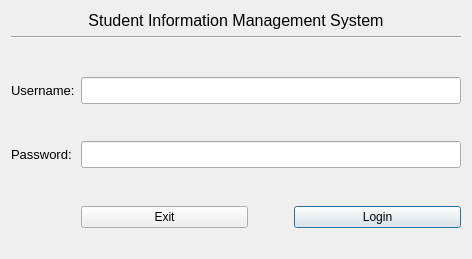
The window that Form Files/loginView.ui (alixabahena/SIMS) describes before a commit, drawn with Qt 5.
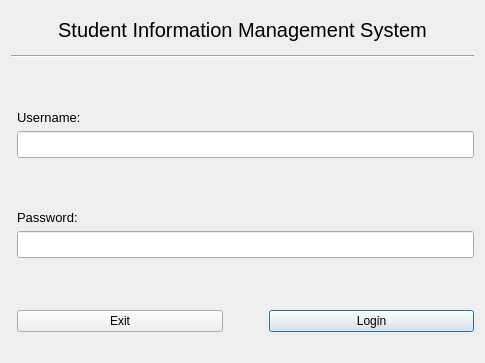
The same window after the commit.

Commit message: Created Manage Schedule view for student UI

```diff
--- a/Form Files/loginView.ui
+++ b/Form Files/loginView.ui
@@ -6,8 +6,8 @@
    <rect>
     <x>0</x>
     <y>0</y>
-    <width>472</width>
-    <height>259</height>
+    <width>485</width>
+    <height>363</height>
    </rect>
   </property>
   <property name="sizePolicy">
@@ -25,12 +25,18 @@
   <widget class="QWidget" name="centralWidget">
    <layout class="QVBoxLayout" name="verticalLayout">
     <item>
-     <layout class="QGridLayout" name="gridLayout">
-      <item row="0" column="0">
+     <layout class="QVBoxLayout" name="verticalLayout_2">
+      <item>
        <widget class="QLabel" name="label">
+        <property name="sizePolicy">
+         <sizepolicy hsizetype="Expanding" vsizetype="Expanding">
+          <horstretch>0</horstretch>
+          <verstretch>0</verstretch>
+         </sizepolicy>
+        </property>
         <property name="font">
          <font>
-          <pointsize>12</pointsize>
+          <pointsize>15</pointsize>
          </font>
         </property>
         <property name="text">
@@ -39,10 +45,20 @@
         <property name="alignment">
          <set>Qt::AlignCenter</set>
         </property>
+        <property name="wordWrap">
+         <bool>true</bool>
+        </property>
        </widget>
       </item>
-      <item row="1" column="0">
+      <item>
        <layout class="QFormLayout" name="formLayout">
+        <item row="0" column="0" colspan="2">
+         <widget class="Line" name="line">
+          <property name="orientation">
+           <enum>Qt::Horizontal</enum>
+          </property>
+         </widget>
+        </item>
         <item row="1" column="1">
          <spacer name="verticalSpacer_3">
           <property name="orientation">
@@ -56,59 +72,35 @@
           </property>
          </spacer>
         </item>
-        <item row="2" column="0">
-         <widget class="QLabel" name="usernameLabel">
-          <property name="font">
-           <font>
-            <pointsize>10</pointsize>
-           </font>
-          </property>
-          <property name="text">
-           <string>Username:</string>
-          </property>
-         </widget>
-        </item>
-        <item row="2" column="1">
-         <widget class="QLineEdit" name="usernameField">
-          <property name="sizePolicy">
-           <sizepolicy hsizetype="Expanding" vsizetype="Expanding">
-            <horstretch>0</horstretch>
-            <verstretch>0</verstretch>
-           </sizepolicy>
-          </property>
-          <property name="font">
-           <font>
-            <pointsize>12</pointsize>
-           </font>
-          </property>
-         </widget>
-        </item>
         <item row="3" column="1">
-         <spacer name="verticalSpacer_2">
-          <property name="orientation">
-           <enum>Qt::Vertical</enum>
+         <widget class="QLineEdit" name="usernameField">
+          <property name="sizePolicy">
+           <sizepolicy hsizetype="Expanding" vsizetype="Expanding">
+            <horstretch>0</horstretch>
+            <verstretch>0</verstretch>
+           </sizepolicy>
           </property>
-          <property name="sizeHint" stdset="0">
-           <size>
-            <width>20</width>
-            <height>40</height>
-           </size>
-          </property>
-         </spacer>
-        </item>
-        <item row="4" column="0">
-         <widget class="QLabel" name="PasswordLabel">
           <property name="font">
            <font>
-            <pointsize>10</pointsize>
+            <pointsize>12</pointsize>
            </font>
           </property>
-          <property name="text">
-           <string>Password:</string>
-          </property>
          </widget>
         </item>
         <item row="4" column="1">
+         <spacer name="verticalSpacer_2">
+          <property name="orientation">
+           <enum>Qt::Vertical</enum>
+          </property>
+          <property name="sizeHint" stdset="0">
+           <size>
+            <width>20</width>
+            <height>40</height>
+           </size>
+          </property>
+         </spacer>
+        </item>
+        <item row="6" column="1">
          <widget class="QLineEdit" name="passwordFIeld">
           <property name="sizePolicy">
            <sizepolicy hsizetype="Expanding" vsizetype="Expanding">
@@ -129,7 +121,7 @@
           </property>
          </widget>
         </item>
-        <item row="5" column="1">
+        <item row="7" column="1">
          <spacer name="verticalSpacer">
           <property name="orientation">
            <enum>Qt::Vertical</enum>
@@ -142,7 +134,7 @@
           </property>
          </spacer>
         </item>
-        <item row="6" column="1">
+        <item row="8" column="1">
          <layout class="QHBoxLayout" name="horizontalLayout">
           <item>
            <widget class="QPushButton" name="cancelButton">
@@ -204,14 +196,7 @@
           </item>
          </layout>
         </item>
-        <item row="0" column="0" colspan="2">
-         <widget class="Line" name="line">
-          <property name="orientation">
-           <enum>Qt::Horizontal</enum>
-          </property>
-         </widget>
-        </item>
-        <item row="7" column="0" colspan="2">
+        <item row="9" column="0" colspan="2">
          <widget class="QLabel" name="loginStatus">
           <property name="text">
            <string/>
@@ -221,6 +206,30 @@
           </property>
          </widget>
         </item>
+        <item row="5" column="1">
+         <widget class="QLabel" name="PasswordLabel">
+          <property name="font">
+           <font>
+            <pointsize>10</pointsize>
+           </font>
+          </property>
+          <property name="text">
+           <string>Password:</string>
+          </property>
+         </widget>
+        </item>
+        <item row="2" column="1">
+         <widget class="QLabel" name="usernameLabel">
+          <property name="font">
+           <font>
+            <pointsize>10</pointsize>
+           </font>
+          </property>
+          <property name="text">
+           <string>Username:</string>
+          </property>
+         </widget>
+        </item>
        </layout>
       </item>
      </layout>
```
The commit also changes 5 other files.
